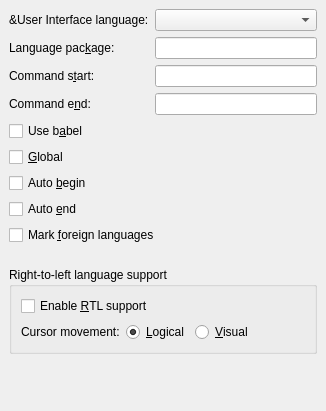
cburschka/lyx, file src/frontends/qt4/ui/PrefLanguageUi.ui: the form before one commit.
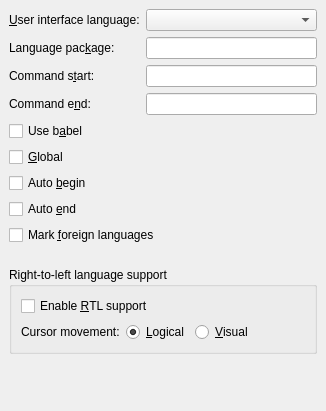
The form after the commit.

Commit message: Fix display of label in GuiPref.

```diff
--- a/src/frontends/qt4/ui/PrefLanguageUi.ui
+++ b/src/frontends/qt4/ui/PrefLanguageUi.ui
@@ -22,7 +22,10 @@
    <item row="0" column="0" colspan="2" >
     <widget class="QLabel" name="uiLanguageLA" >
      <property name="text" >
-      <string>&amp;User Interface language:</string>
+      <string>&amp;User interface language:</string>
+     </property>
+     <property name="buddy" >
+      <cstring>uiLanguageCO</cstring>
      </property>
     </widget>
    </item>
```
